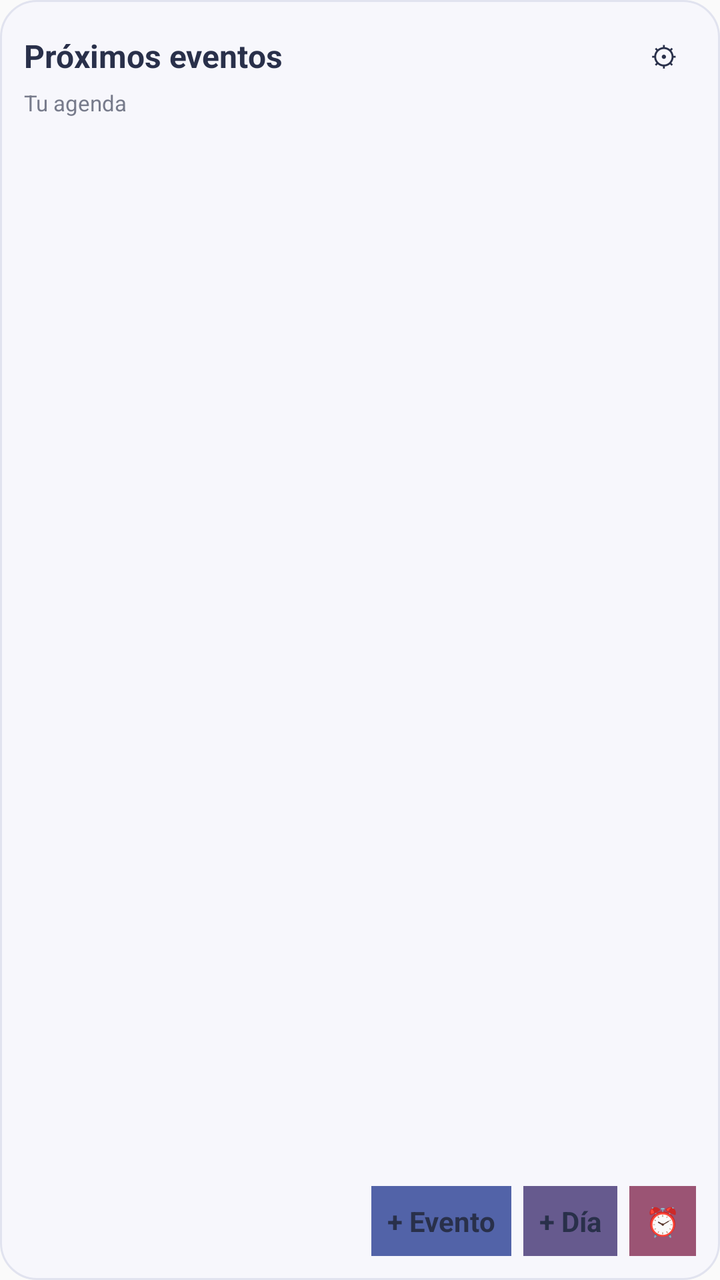
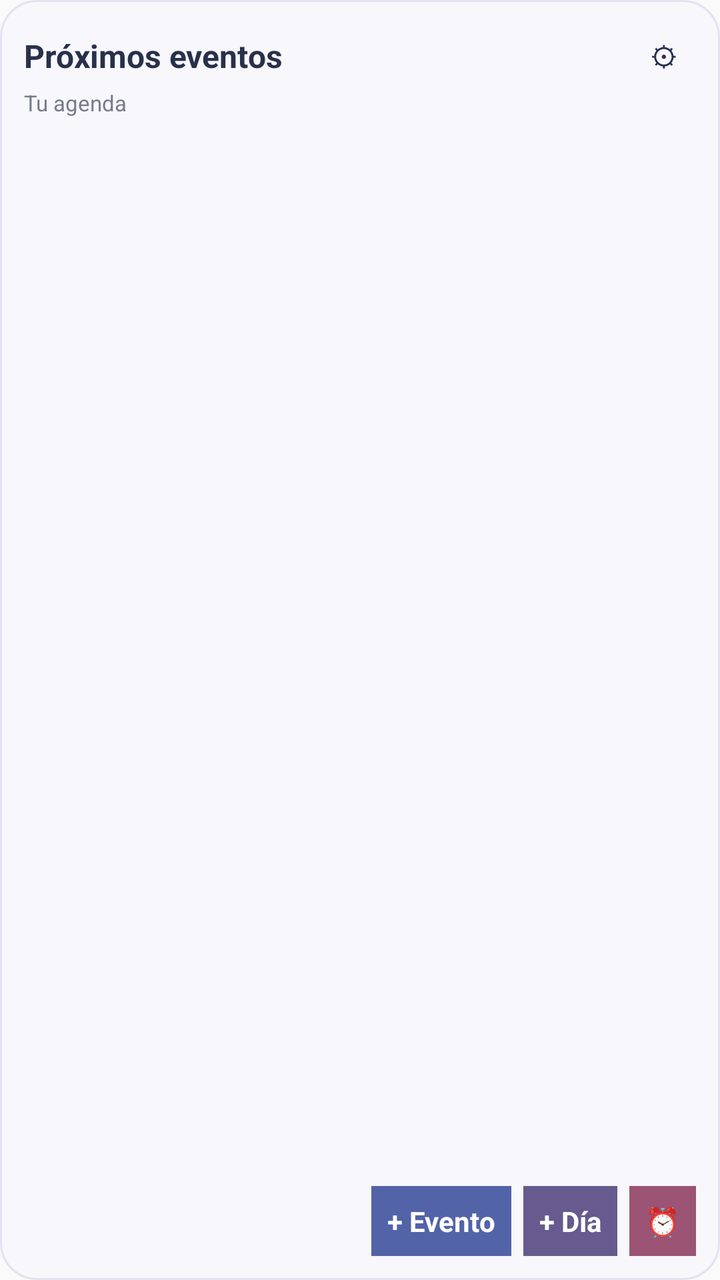

Screens rendered from an Android XML layout before and after an edit, with the pre-edit source and the edit as a unified diff.
<!-- AndroidManifest.xml: application theme android:Theme.Material.Light.NoActionBar -->
<!-- res/layout/widget_list.xml -->
<?xml version="1.0" encoding="utf-8"?>
<LinearLayout xmlns:android="http://schemas.android.com/apk/res/android"
    android:id="@+id/widget_root"
    android:layout_width="match_parent"
    android:layout_height="match_parent"
    android:orientation="vertical"
    android:padding="12dp"
    android:background="@drawable/widget_background">
    <LinearLayout
        android:layout_width="match_parent"
        android:layout_height="wrap_content"
        android:orientation="horizontal"
        android:gravity="center_vertical">
        <TextView
            android:id="@+id/widget_list_title"
            android:layout_width="0dp"
            android:layout_height="wrap_content"
            android:layout_weight="1"
            android:text="Próximos eventos"
            android:textColor="#29304A"
            android:textSize="16sp"
            android:textStyle="bold" />
        <TextView
            android:id="@+id/widget_configure"
            android:layout_width="32dp"
            android:layout_height="32dp"
            android:gravity="center"
            android:text="⚙"
            android:textColor="#29304A"
            android:contentDescription="Configurar transparencia" />
    </LinearLayout>
    <TextView
        android:id="@+id/widget_list_subtitle"
        android:layout_width="match_parent"
        android:layout_height="wrap_content"
        android:text="Tu agenda"
        android:textColor="#777B8B"
        android:textSize="11sp"
        android:paddingBottom="6dp" />
    <LinearLayout
        android:id="@+id/widget_list_items"
        android:layout_width="match_parent"
        android:layout_height="0dp"
        android:layout_weight="1"
        android:orientation="vertical" />
    <LinearLayout
        android:id="@+id/widget_action_buttons"
        android:layout_width="match_parent"
        android:layout_height="wrap_content"
        android:orientation="horizontal"
        android:gravity="end"
        android:paddingTop="6dp">
        <TextView android:id="@+id/widget_add_event" android:layout_width="wrap_content" android:layout_height="wrap_content" android:padding="8dp" android:text="+ Evento" android:textColor="#29304A" android:textStyle="bold" android:background="#5263A8" />
        <TextView android:id="@+id/widget_add_day" android:layout_width="wrap_content" android:layout_height="wrap_content" android:layout_marginStart="6dp" android:padding="8dp" android:text="+ Día" android:textColor="#29304A" android:textStyle="bold" android:background="#665A8E" />
        <TextView android:id="@+id/widget_add_reminder" android:layout_width="wrap_content" android:layout_height="wrap_content" android:layout_marginStart="6dp" android:padding="8dp" android:text="⏰" android:contentDescription="Añadir recordatorio" android:textColor="#29304A" android:background="#9B5474" />
    </LinearLayout>
    <TextView
        android:id="@+id/widget_list_empty"
        android:layout_width="match_parent"
        android:layout_height="wrap_content"
        android:textColor="#777B8B"
        android:textSize="12sp"
        android:visibility="gone"
        android:paddingTop="8dp" />
</LinearLayout>
<!-- resources referenced by this layout -->
<resources>
  <!-- drawable widget_background (drawable) -->
  <?xml version="1.0" encoding="utf-8"?>
  <shape xmlns:android="http://schemas.android.com/apk/res/android">
      <solid android:color="#F7F7FC" />
      <corners android:radius="18dp" />
      <stroke android:width="1dp" android:color="#E1E3EF" />
  </shape>
</resources>

<!-- the commit's change to res/layout/widget_list.xml (unified diff, before → after) -->
@@ -50,9 +50,9 @@
         android:orientation="horizontal"
         android:gravity="end"
         android:paddingTop="6dp">
-        <TextView android:id="@+id/widget_add_event" android:layout_width="wrap_content" android:layout_height="wrap_content" android:padding="8dp" android:text="+ Evento" android:textColor="#29304A" android:textStyle="bold" android:background="#5263A8" />
-        <TextView android:id="@+id/widget_add_day" android:layout_width="wrap_content" android:layout_height="wrap_content" android:layout_marginStart="6dp" android:padding="8dp" android:text="+ Día" android:textColor="#29304A" android:textStyle="bold" android:background="#665A8E" />
-        <TextView android:id="@+id/widget_add_reminder" android:layout_width="wrap_content" android:layout_height="wrap_content" android:layout_marginStart="6dp" android:padding="8dp" android:text="⏰" android:contentDescription="Añadir recordatorio" android:textColor="#29304A" android:background="#9B5474" />
+        <TextView android:id="@+id/widget_add_event" android:layout_width="wrap_content" android:layout_height="wrap_content" android:padding="8dp" android:text="+ Evento" android:textColor="#FFFFFF" android:textStyle="bold" android:background="#5263A8" />
+        <TextView android:id="@+id/widget_add_day" android:layout_width="wrap_content" android:layout_height="wrap_content" android:layout_marginStart="6dp" android:padding="8dp" android:text="+ Día" android:textColor="#FFFFFF" android:textStyle="bold" android:background="#665A8E" />
+        <TextView android:id="@+id/widget_add_reminder" android:layout_width="wrap_content" android:layout_height="wrap_content" android:layout_marginStart="6dp" android:padding="8dp" android:text="⏰" android:contentDescription="Añadir recordatorio" android:textColor="#FFFFFF" android:background="#9B5474" />
     </LinearLayout>
     <TextView
         android:id="@+id/widget_list_empty"
